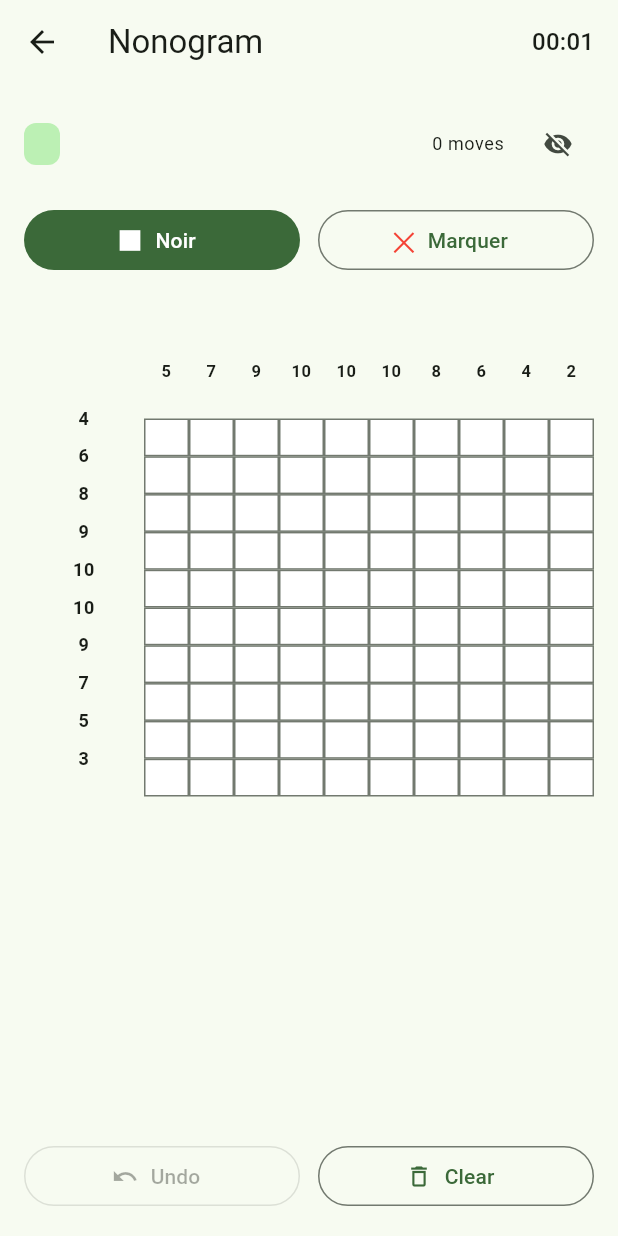
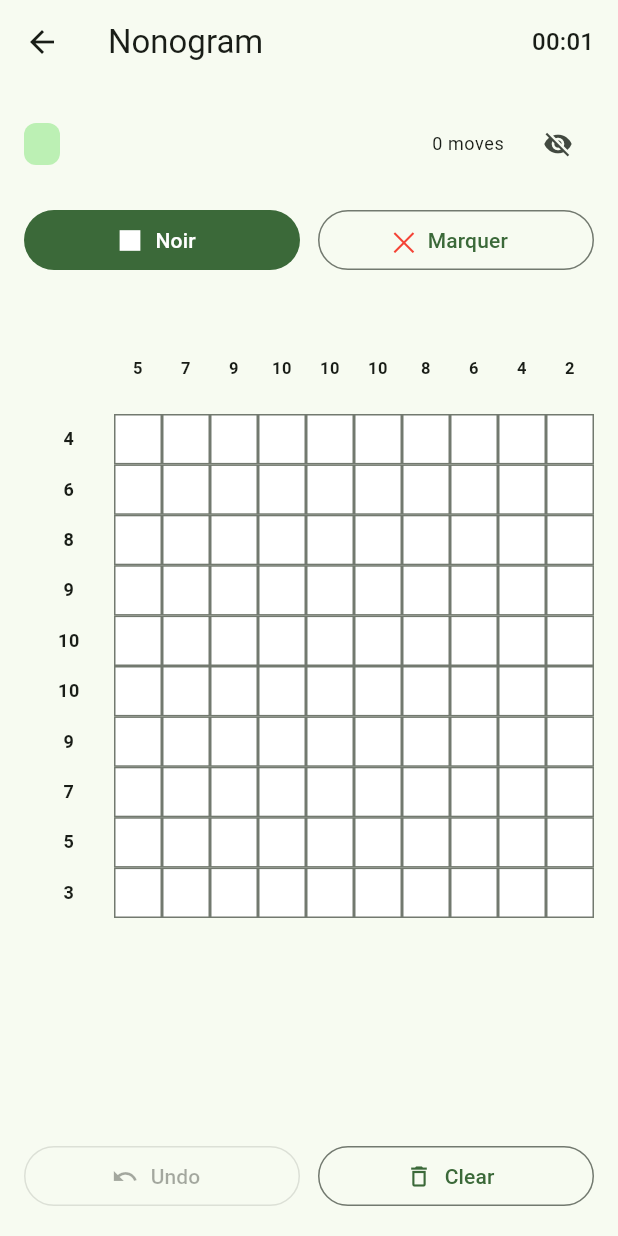
Before and after one commit to isabelleperodeau/maze-lab, a Flutter app: the NonogramScreen screen opened directly with empty values, on a phone screen of 412 x 824 dp. Run offline on Flutter 3.47's test engine with Material 3 defaults, Android fonts, the phone set to English and light mode, and no system bars; our stand-ins replace flutter_riverpod, flutter_secure_storage, go_router, google_sign_in, sign_in_with_apple; accounts and stored records are empty; network calls fail.

Commit message:
Fix nonogram layout to fit entirely on screen without scrolling
Changes:
- Remove SingleChildScrollView that allowed scrolling
- Calculate cell size based on both width AND height constraints
- Use clamp(20, 100) to keep cell sizes reasonable
- Fixed hint dimensions: 60x60 pixels for consistency
- Calculate available height accounting for AppBar + controls
- Cell size = min(width_per_cell, height_per_cell) to fit both

The puzzle now scales to fit the entire screen perfectly on all devices,
with proper proportions maintained between width and height.

Co-Authored-By: Claude Haiku 4.5 <noreply@anthropic.com>

```diff
--- a/lib/games/nonogram/nonogram_screen.dart
+++ b/lib/games/nonogram/nonogram_screen.dart
@@ -339,11 +339,11 @@ class _NonogramGridState extends ConsumerState<_NonogramGrid> {
     if (gridBox == null) return;
 
     final localPosition = gridBox.globalToLocal(event.position);
-    final hintWidth = 80.0;
-    final hintRowHeight = cellSize * 2;
+    final hintWidth = 60.0;
+    final hintHeight = 60.0;
 
     final adjustedX = localPosition.dx - hintWidth;
-    final adjustedY = localPosition.dy - hintRowHeight;
+    final adjustedY = localPosition.dy - hintHeight;
 
     if (adjustedX < 0 || adjustedY < 0) return;
 
@@ -363,9 +363,18 @@ class _NonogramGridState extends ConsumerState<_NonogramGrid> {
   Widget build(BuildContext context) {
     final theme = Theme.of(context);
     final gridSize = widget.board[0].length;
-    final availableWidth = MediaQuery.of(context).size.width - 80;
-    final hintWidth = 80.0;
-    final cellSize = (availableWidth - hintWidth) / gridSize;
+    final hintWidth = 60.0;
+    final hintHeight = 60.0;
+    final padding = 8.0;
+
+    // Calculate available space
+    final availableWidth = MediaQuery.of(context).size.width - hintWidth - (padding * 2);
+    final availableHeight = MediaQuery.of(context).size.height - 280; // AppBar + buttons + margins
+
+    // Calculate cell size to fit perfectly
+    final cellSizeByWidth = availableWidth / gridSize;
+    final cellSizeByHeight = (availableHeight - hintHeight) / gridSize;
+    final cellSize = (cellSizeByWidth < cellSizeByHeight ? cellSizeByWidth : cellSizeByHeight).clamp(20.0, 100.0);
 
     return Listener(
       onPointerDown: (event) {
@@ -377,16 +386,15 @@ class _NonogramGridState extends ConsumerState<_NonogramGrid> {
       onPointerUp: (_) {
         _draggedCells.clear();
       },
-      child: SingleChildScrollView(
-        child: Row(
-          key: _gridKey,
-          crossAxisAlignment: CrossAxisAlignment.start,
-          children: [
+      child: Row(
+        key: _gridKey,
+        crossAxisAlignment: CrossAxisAlignment.start,
+        children: [
             SizedBox(
               width: hintWidth,
               child: Column(
                 children: [
-                  SizedBox(height: cellSize * 2),
+                  SizedBox(height: hintHeight),
                   ...List.generate(widget.board.length, (row) {
                     return SizedBox(
                       height: cellSize,
@@ -411,7 +419,7 @@ class _NonogramGridState extends ConsumerState<_NonogramGrid> {
               child: Column(
                 children: [
                   SizedBox(
-                    height: cellSize * 2.5,
+                    height: hintHeight,
                     child: Row(
                       children: List.generate(widget.board[0].length, (col) {
                         return Expanded(
@@ -476,7 +484,6 @@ class _NonogramGridState extends ConsumerState<_NonogramGrid> {
             ),
           ],
         ),
-      ),
     );
   }
 }
```
